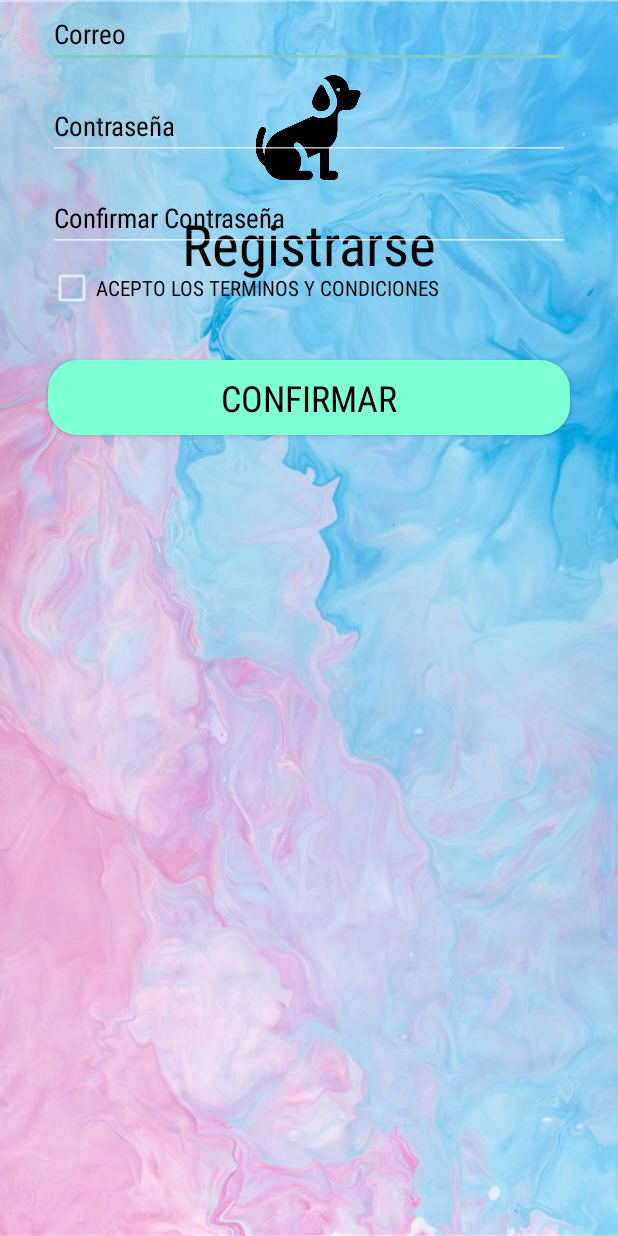
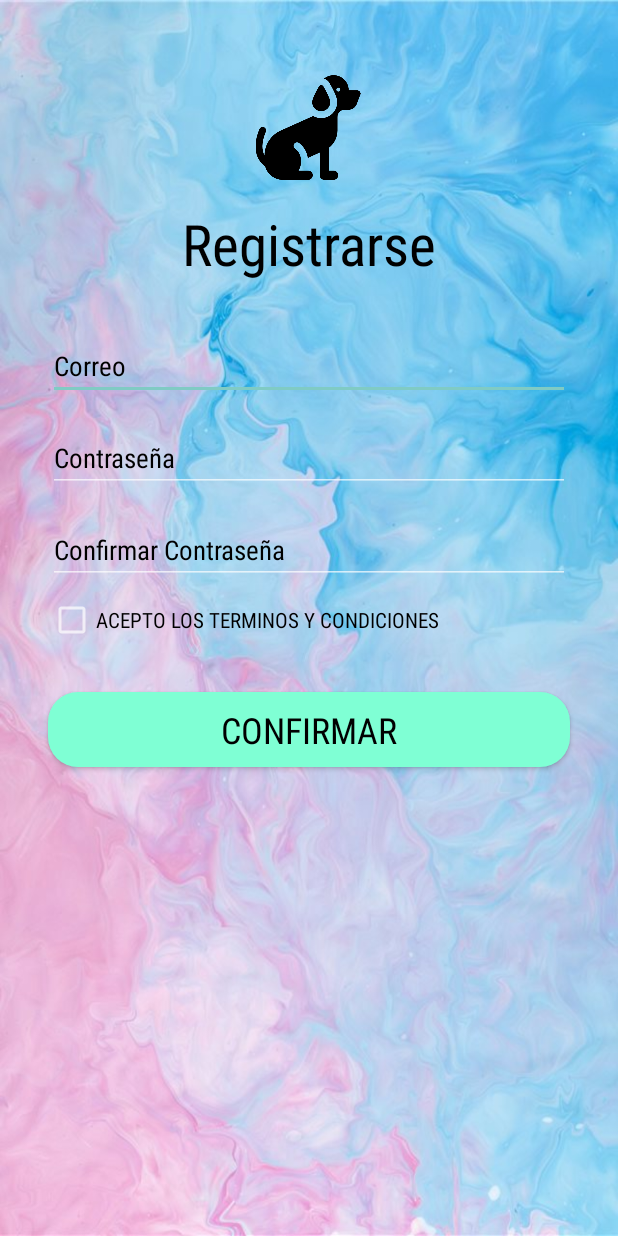
Before and after one commit to AdRiAnPg7/Mobile-Project, an Android app: the activity_register screen opened directly, with no data from a screen before it, on a phone screen of 412 x 824 dp. Run offline under Robolectric (Android 15) with nearby library versions, the phone set to English and light mode, and no system bars; our stand-ins replace Firebase (no records; nobody signed in at launch, a user with empty details on screens opened directly).

Commit message:
refactorizando IDs login, register, main parte2

```diff
--- a/app/src/main/res/layout/activity_register.xml
+++ b/app/src/main/res/layout/activity_register.xml
@@ -52,7 +52,7 @@
         app:layout_constraintEnd_toEndOf="parent"
         app:layout_constraintHorizontal_bias="0.0"
         app:layout_constraintStart_toStartOf="parent"
-        app:layout_constraintTop_toBottomOf="@+id/textRegister" />
+        app:layout_constraintTop_toBottomOf="@+id/text_go_to_register" />
 
     <EditText
         android:id="@+id/text_new_password"
```
